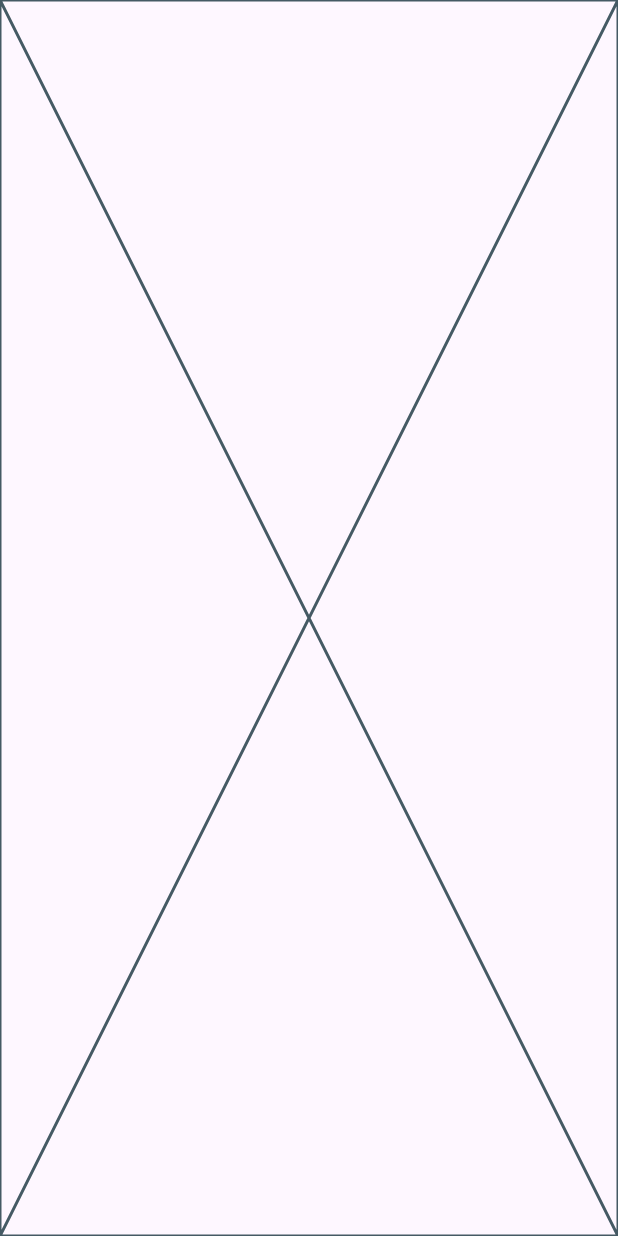
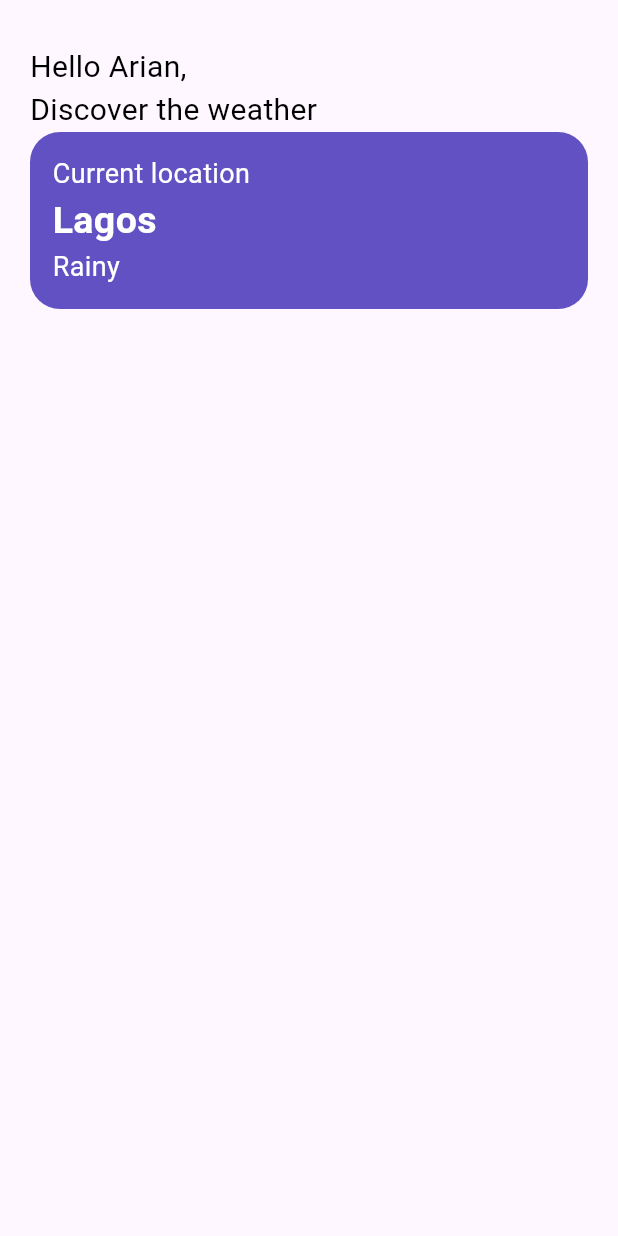
Before and after one commit to imalovee/sca_weather_app, a Flutter app: the screen it shows after launch, on a phone screen of 412 x 824 dp. Run offline on Flutter 3.47's test engine with Material 3 defaults, Android fonts, the phone set to English and light mode, and no system bars.

Commit message:
Initial ui done

```diff
--- a/lib/features/home_screen/view/home_screen.dart
+++ b/lib/features/home_screen/view/home_screen.dart
@@ -1,10 +1,101 @@
 import 'package:flutter/material.dart';
+import 'package:weatherapp/shared/constant.dart';
 
 class HomeScreen extends StatelessWidget {
   const HomeScreen({super.key});
 
   @override
   Widget build(BuildContext context) {
-    return Scaffold(body: const Placeholder());
+    return Scaffold(
+        body: SafeArea(
+      child: Padding(
+        padding: const EdgeInsets.symmetric(horizontal: 20.0),
+        child: SingleChildScrollView(
+          child: Column(
+            crossAxisAlignment: CrossAxisAlignment.start,
+            children: [
+              SizedBox(
+                height: 30,
+              ),
+              Text(
+                "Hello Arian,",
+                style: baseStyle.copyWith(
+                  fontSize: 20,
+                  fontWeight: FontWeight.w400,
+                ),
+              ),
+              Text(
+                "Discover the weather",
+                style: baseStyle.copyWith(
+                  fontSize: 20,
+                  fontWeight: FontWeight.w400,
+                ),
+              ),
+              const WeatherCard(
+                location: "Lagos",
+                temp: 33,
+                weatherType: "Rainy",
+              )
+            ],
+          ),
+        ),
+      ),
+    ));
   }
 }
+
+class WeatherCard extends StatelessWidget {
+  const WeatherCard(
+      {super.key,
+      required this.location,
+      required this.temp,
+      required this.weatherType});
+
+  final String location;
+  final String weatherType;
+  final num temp;
+
+  @override
+  Widget build(BuildContext context) {
+    return Container(
+      padding: const EdgeInsets.all(15),
+      decoration: BoxDecoration(
+        borderRadius: BorderRadius.circular(20),
+        color: AppColors.purple,
+      ),
+      child: Row(
+        children: [
+          Column(
+            crossAxisAlignment: CrossAxisAlignment.start,
+            children: [
+              Text(
+                "Current location",
+                style: baseStyle.copyWith(
+                  fontSize: 18,
+                  fontWeight: FontWeight.w400,
+                  color: AppColors.white,
+                ),
+              ),
+              Text(
+                location,
+                style: baseStyle.copyWith(
+                  fontSize: 25,
+                  fontWeight: FontWeight.w600,
+                  color: AppColors.white,
+                ),
+              ),
+              Text(
+                weatherType,
+                style: baseStyle.copyWith(
+                  fontSize: 18,
+                  fontWeight: FontWeight.w400,
+                  color: AppColors.white,
+                ),
+              ),
+            ],
+          )
+        ],
+      ),
+    );
+  }
+}
--- /dev/null
+++ b/lib/shared/constant.dart
@@ -0,0 +1,12 @@
+import 'package:flutter/material.dart';
+
+const baseStyle = TextStyle(
+  fontSize: 12,
+  fontWeight: FontWeight.w600,
+  color: Colors.black,
+);
+
+class AppColors {
+  static const purple = Color(0xff6151C3);
+  static const white = Colors.white;
+}
```
Also changed, not shown: lib/services/network_service/weather_service/weather_service.dart (added).
